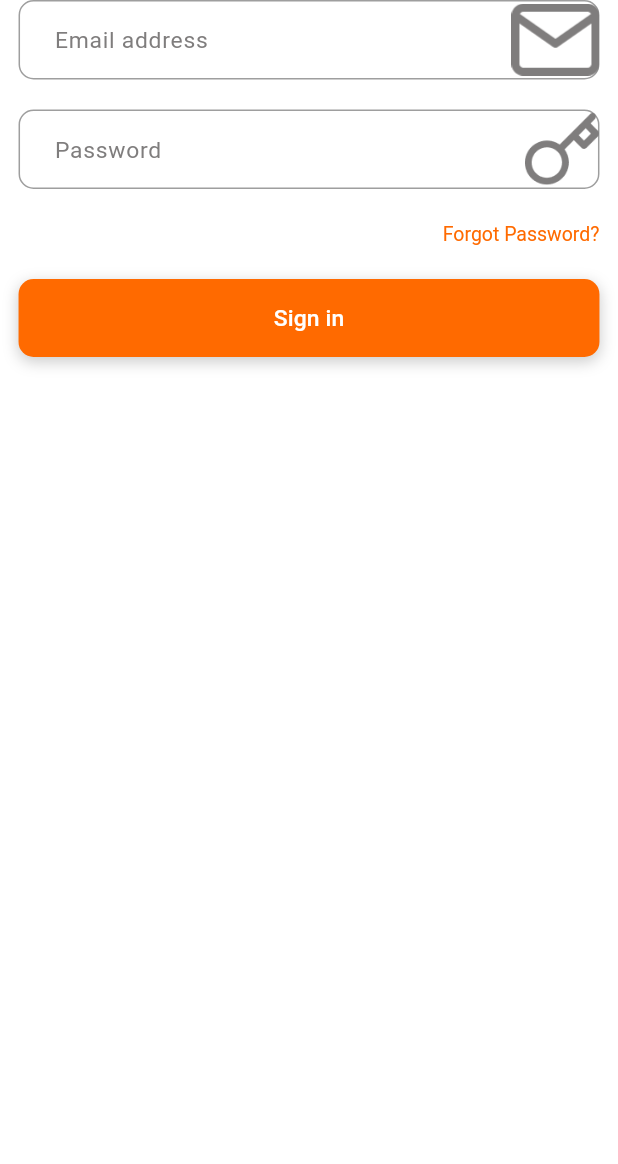
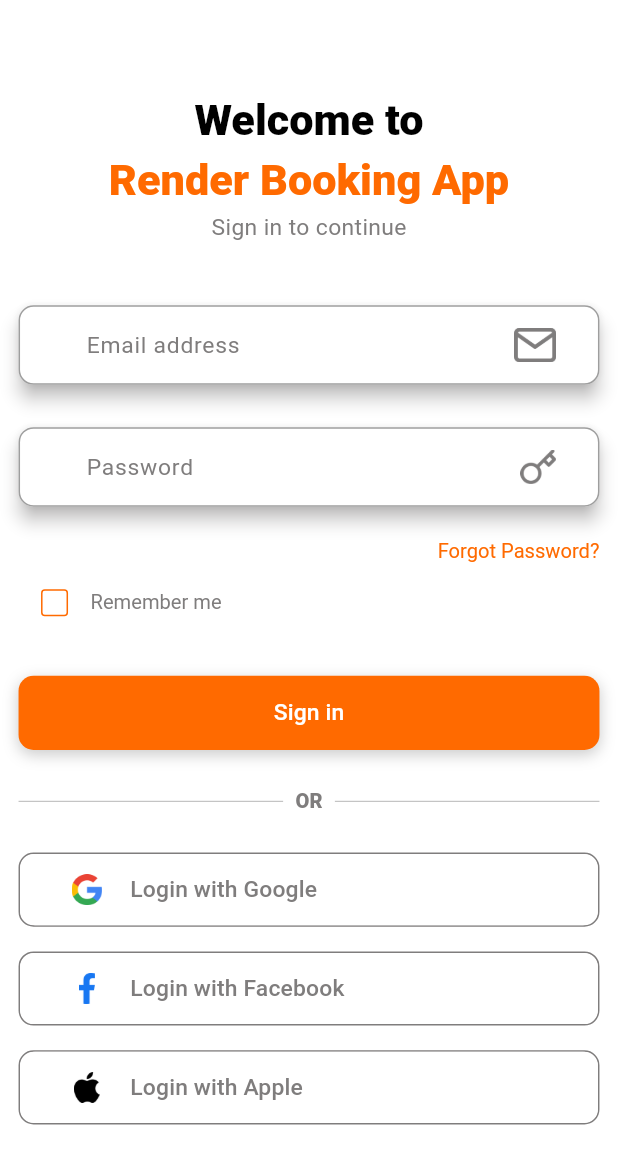
Before and after one commit to sahil22-hub/rendor_booking, a Flutter app: the screen it shows after launch, on a phone screen of 412 x 824 dp. Shown: the top 1164 px of the screen. Run offline on Flutter 3.47's test engine with Material 3 defaults, Android fonts, the phone set to English and light mode, and no system bars; our stand-ins replace flutter_spinkit, get, get_storage, responsive_sizer.

Commit message:
login screen of user done and responsive

```diff
--- a/lib/app/config/constants.dart
+++ b/lib/app/config/constants.dart
@@ -3,3 +3,4 @@ import 'package:responsive_sizer/responsive_sizer.dart';
 final mainHorizontalPadding = 3.w;
 final primaryButtonHeight = 6.h;
 const primaryButtonBorderRadius = 10.0;
+final textFormFieldIconHeight = 2.h;
--- a/lib/app/modules/login/login_controller.dart
+++ b/lib/app/modules/login/login_controller.dart
@@ -8,5 +8,6 @@ class LoginController extends GetxController {
   final hidePassword = true.obs;
   final emailController = TextEditingController();
   final passwordController = TextEditingController();
+  final rememberMe = false.obs;
   final isLoginLoading = false.obs;
 }
--- a/lib/app/modules/login/login_view.dart
+++ b/lib/app/modules/login/login_view.dart
@@ -6,6 +6,7 @@ import 'package:render_booking/app/widgets/custom_elevated_button.dart';
 import 'package:responsive_sizer/responsive_sizer.dart';
 
 import '../../config/colors.dart';
+import '../../widgets/social_login_button.dart';
 import '../../widgets/text_form_field_widget.dart';
 
 class LoginView extends StatelessWidget {
@@ -17,20 +18,60 @@ class LoginView extends StatelessWidget {
     return Scaffold(
       backgroundColor: Colors.white,
       body: SafeArea(
-        child: SingleChildScrollView(
+        child: Padding(
           padding: EdgeInsets.symmetric(
             horizontal: mainHorizontalPadding,
           ),
+          child: Center(
+            child: SingleChildScrollView(
               child: Column(
-            mainAxisAlignment: MainAxisAlignment.start,
+                crossAxisAlignment: CrossAxisAlignment.start,
+                mainAxisAlignment: MainAxisAlignment.center,
                 children: [
-              Column(
-                crossAxisAlignment: CrossAxisAlignment.start,
+                  Center(
+                    child: Column(
                       children: [
+                        RichText(
+                          textAlign: TextAlign.center,
+                          text: TextSpan(
+                            text: "Welcome to\n",
+                            style: TextStyle(
+                              fontSize: 22.sp,
+                              fontWeight: FontWeight.w800,
+                              color: Colors.black,
+                              height: 1.4,
+                            ),
+                            children: [
+                              TextSpan(
+                                text: "Render Booking App",
+                                style: TextStyle(
+                                  fontSize: 22.sp,
+                                  fontWeight: FontWeight.w800,
+                                  color: primaryColor,
+                                  height: 1.4,
+                                ),
+                              ),
+                            ],
+                          ),
+                        ),
                         SizedBox(
-                    // take 40% of the screen height
-                    height: MediaQuery.of(context).size.height * 0.6,
-                    child: Form(
+                          height: 0.3.h,
+                        ),
+                        Text(
+                          "Sign in to continue",
+                          style: TextStyle(
+                            fontSize: 16.sp,
+                            fontWeight: FontWeight.w400,
+                            color: lightColor,
+                          ),
+                        ),
+                      ],
+                    ),
+                  ),
+                  SizedBox(
+                    height: 5.h,
+                  ),
+                  Form(
                     child: Column(
                       crossAxisAlignment: CrossAxisAlignment.start,
                       children: [
@@ -50,9 +91,12 @@ class LoginView extends StatelessWidget {
                           },
                           suffixIcon: Image.asset(
                             'assets/images/email-icon.png',
-                              height: 3.h,
+                            height: textFormFieldIconHeight,
                           ),
                           onSubmitField: () {},
+                        ),
+                        SizedBox(
+                          height: 1.h,
                         ),
                         TextFormFieldWidget(
                           color: Colors.black,
@@ -76,7 +120,7 @@ class LoginView extends StatelessWidget {
                           },
                           suffixIcon: Image.asset(
                             'assets/images/password-icon.png',
-                              height: 3.h,
+                            height: textFormFieldIconHeight,
                           ),
                           last: true,
                         ),
@@ -89,10 +133,10 @@ class LoginView extends StatelessWidget {
                               padding: EdgeInsets.zero,
                             ),
                             onPressed: () {},
-                              child: const Text(
+                            child: Text(
                               "Forgot Password?",
                               style: TextStyle(
-                                  fontSize: 13,
+                                fontSize: 15.sp,
                                 fontWeight: FontWeight.w400,
                                 letterSpacing: 0,
                                 color: primaryColor,
@@ -100,33 +144,123 @@ class LoginView extends StatelessWidget {
                             ),
                           ),
                         ),
-                          const SizedBox(
-                            height: 20,
+                        Row(
+                          children: [
+                            Obx(
+                              () => Checkbox(
+                                value: loginController.rememberMe.value,
+                                onChanged: (value) {
+                                  loginController.rememberMe.value = value!;
+                                },
+                                activeColor: primaryColor,
+                                checkColor: Colors.white,
+                                shape: RoundedRectangleBorder(
+                                  borderRadius: BorderRadius.circular(2.5),
+                                ),
+                                splashRadius: 1.5.h,
+                                side: const BorderSide(
+                                  color: primaryColor,
+                                  style: BorderStyle.solid,
+                                ),
+                              ),
+                            ),
+                            Text(
+                              "Remember me",
+                              style: TextStyle(
+                                fontSize: 15.sp,
+                                fontWeight: FontWeight.w400,
+                                letterSpacing: 0,
+                                color: lightColor,
+                              ),
+                            ),
+                          ],
                         ),
                         SizedBox(
-                            child: Column(
-                              mainAxisAlignment: MainAxisAlignment.end,
-                              children: [
-                                SizedBox(
-                                    height: 52,
-                                    width: double.infinity,
-                                    child: CustomElevatedButton(
+                          height: 3.h,
+                        ),
+                        CustomElevatedButton(
                           height: primaryButtonHeight,
                           width: double.infinity,
                           borderRadius: primaryButtonBorderRadius,
                           onPressed: () {},
                           text: "Sign in",
-                                    )),
+                        ),
                       ],
+                    ),
+                  ),
+                  SizedBox(
+                    height: 3.h,
+                  ),
+                  Row(
+                    children: [
+                      const Expanded(
+                        child: Divider(
+                          color: Colors.grey,
+                          thickness: 0.5,
+                        ),
+                      ),
+                      SizedBox(
+                        width: 2.w,
+                      ),
+                      Text(
+                        "OR",
+                        style: TextStyle(
+                          fontSize: 15.sp,
+                          fontWeight: FontWeight.w800,
+                          letterSpacing: 0,
+                          color: lightColor,
+                        ),
+                      ),
+                      SizedBox(
+                        width: 2.w,
+                      ),
+                      const Expanded(
+                        child: Divider(
+                          color: Colors.grey,
+                          thickness: 0.5,
                         ),
                       ),
                     ],
                   ),
+                  // 3 social media buttons with icon on the left and text on the right google, facebook and apple
+                  SizedBox(
+                    height: 3.h,
                   ),
+                  SocialLoginButton(
+                    height: primaryButtonHeight,
+                    width: double.infinity,
+                    borderRadius: 10.0,
+                    onPressed: () {},
+                    text: "Google",
+                    icon: 'assets/images/google-icon.png',
+                  ),
+                  SizedBox(
+                    width: 2.w,
+                  ),
+                  // facebook button
+                  SocialLoginButton(
+                    height: primaryButtonHeight,
+                    width: double.infinity,
+                    borderRadius: 10.0,
+                    onPressed: () {},
+                    text: "Facebook",
+                    icon: 'assets/images/facebook-icon.png',
+                  ),
+                  SizedBox(
+                    width: 2.w,
+                  ),
+                  // apple button
+                  SocialLoginButton(
+                    height: primaryButtonHeight,
+                    width: double.infinity,
+                    borderRadius: 10.0,
+                    onPressed: () {},
+                    text: "Apple",
+                    icon: 'assets/images/apple-icon.png',
                   ),
                 ],
               ),
-            ],
+            ),
           ),
         ),
       ),
--- /dev/null
+++ b/lib/app/widgets/social_login_button.dart
@@ -0,0 +1,79 @@
+import 'package:flutter/material.dart';
+import 'package:responsive_sizer/responsive_sizer.dart';
+
+import '../config/colors.dart';
+
+class SocialLoginButton extends StatelessWidget {
+  final VoidCallback onPressed;
+  final String text;
+  final double width;
+  final double height;
+  final double borderRadius;
+  final String icon;
+
+  const SocialLoginButton({
+    super.key,
+    required this.onPressed,
+    required this.text,
+    required this.width,
+    required this.height,
+    required this.borderRadius,
+    required this.icon,
+  });
+
+  @override
+  Widget build(BuildContext context) {
+    return Container(
+      margin: EdgeInsets.only(
+        bottom: 2.h,
+      ),
+      decoration: BoxDecoration(
+        color: Colors.white,
+        borderRadius: BorderRadius.circular(
+          borderRadius,
+        ),
+        border: Border.all(
+          color: lightColor,
+        ),
+      ),
+      width: width,
+      height: height,
+      child: ElevatedButton(
+        onPressed: onPressed,
+        style: ElevatedButton.styleFrom(
+          backgroundColor: Colors.white,
+          elevation: 0,
+          shape: RoundedRectangleBorder(
+            borderRadius: BorderRadius.circular(
+              10.0,
+            ),
+          ),
+          shadowColor: Colors.white,
+          splashFactory: NoSplash.splashFactory,
+        ),
+        child: Row(
+          children: [
+            SizedBox(
+              width: 10.w,
+              child: Image.asset(
+                icon,
+                height: 2.5.h,
+              ),
+            ),
+            SizedBox(
+              width: 2.w,
+            ),
+            Text(
+              "Login with $text",
+              style: TextStyle(
+                color: lightColor,
+                fontSize: 16.0.sp,
+                fontWeight: FontWeight.w500,
+              ),
+            ),
+          ],
+        ),
+      ),
+    );
+  }
+}
--- a/lib/app/widgets/text_form_field_widget.dart
+++ b/lib/app/widgets/text_form_field_widget.dart
@@ -47,7 +47,12 @@ class TextFormFieldWidget extends StatelessWidget {
   Widget build(BuildContext context) {
     return Column(
       children: [
-        TextFormField(
+        PhysicalModel(
+          color: Colors.white,
+          elevation: 5.0,
+          shadowColor: inputFieldBorderColor,
+          borderRadius: BorderRadius.circular(10),
+          child: TextFormField(
             maxLines: maxLines,
             cursorColor: color,
             autovalidateMode: AutovalidateMode.onUserInteraction,
@@ -61,12 +66,21 @@ class TextFormFieldWidget extends StatelessWidget {
             ),
             initialValue: defaultText,
             decoration: InputDecoration(
-            prefix: const Padding(
+              prefix: Padding(
                 padding: EdgeInsets.only(
-                left: 20,
+                  left: 10.w,
                 ),
               ),
-            suffixIcon: suffixIcon,
+              suffixIcon: Padding(
+                padding: EdgeInsets.only(
+                  right: 7.w,
+                ),
+                child: suffixIcon,
+              ),
+              prefixIcon: prefixIcon,
+              suffixIconConstraints: BoxConstraints(
+                minHeight: 2.8.h,
+              ),
               hintText: hintText,
               contentPadding: const EdgeInsets.only(
                 left: 0,
@@ -130,6 +144,7 @@ class TextFormFieldWidget extends StatelessWidget {
             validator: validatorFunction as String? Function(String?)?,
             onFieldSubmitted: (value) {},
           ),
+        ),
         const SizedBox(
           height: 20,
         ),
--- a/lib/main.dart
+++ b/lib/main.dart
@@ -24,7 +24,6 @@ class MyApp extends StatelessWidget {
         title: 'Rendor Booking',
         debugShowCheckedModeBanner: false,
         theme: ThemeData(
-          colorScheme: ColorScheme.fromSeed(seedColor: Colors.deepPurple),
           useMaterial3: true,
         ),
         home: LoginView(),
```
Lines whose indentation alone changed are shown as unchanged.
